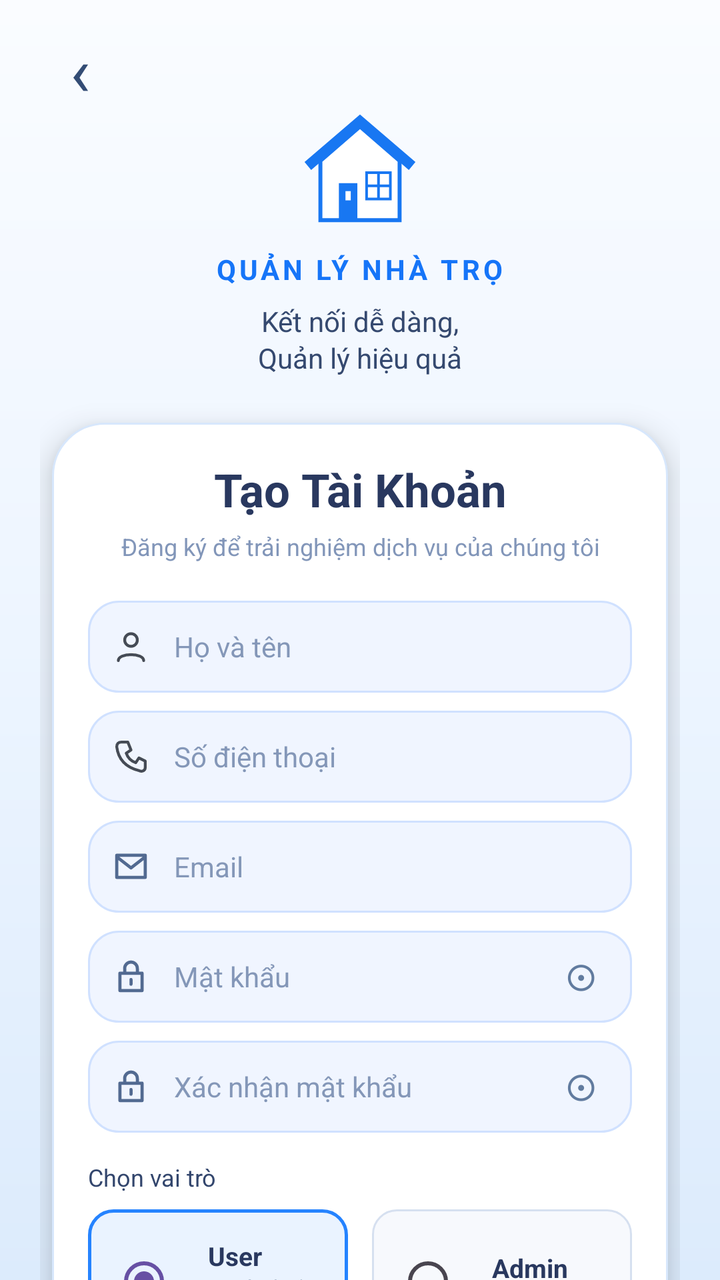
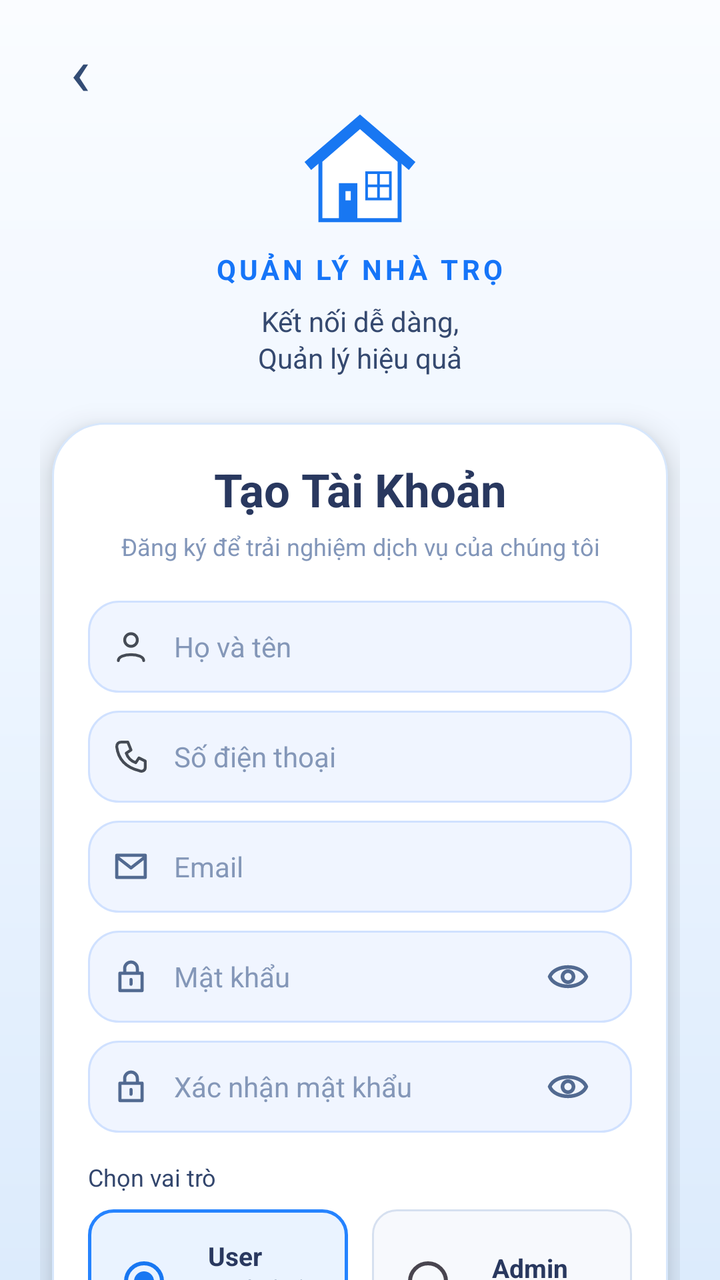

Two renders of the same Android screen: before a commit and after it. Below are the layout's source before the change and the commit's diff.
<!-- AndroidManifest.xml: application theme Theme.HomeForRent -->
<!-- res/layout/activity_register.xml -->
<?xml version="1.0" encoding="utf-8"?>
<ScrollView
    xmlns:android="http://schemas.android.com/apk/res/android"
    android:layout_width="match_parent"
    android:layout_height="match_parent"
    android:background="@drawable/bg_register"
    android:fillViewport="true"
    android:clipToPadding="false"
    android:scrollbars="none">

    <LinearLayout
        android:layout_width="match_parent"
        android:layout_height="wrap_content"
        android:orientation="vertical"
        android:gravity="center_horizontal"
        android:paddingStart="20dp"
        android:paddingEnd="20dp"
        android:paddingTop="12dp"
        android:paddingBottom="22dp">

        

        <RelativeLayout
            android:layout_width="match_parent"
            android:layout_height="40dp">

            <TextView
                android:id="@+id/btnBack"
                android:layout_width="40dp"
                android:layout_height="40dp"
                android:layout_alignParentStart="true"
                android:gravity="center"
                android:text="‹"
                android:textSize="34sp"
                android:textColor="#334C75"
                android:clickable="true"
                android:focusable="true"/>

        </RelativeLayout>

        

        <ImageView
            android:layout_width="66dp"
            android:layout_height="66dp"
            android:layout_marginTop="0dp"
            android:src="@drawable/ic_house"
            android:scaleType="fitCenter"
            android:contentDescription="Logo nhà trọ"/>

        

        <TextView
            android:layout_width="wrap_content"
            android:layout_height="wrap_content"
            android:layout_marginTop="7dp"
            android:text="QUẢN LÝ NHÀ TRỌ"
            android:textColor="#1675F8"
            android:textSize="14sp"
            android:textStyle="bold"
            android:letterSpacing="0.12"
            android:gravity="center"/>

        

        <TextView
            android:layout_width="wrap_content"
            android:layout_height="wrap_content"
            android:layout_marginTop="7dp"
            android:text="Kết nối dễ dàng,\nQuản lý hiệu quả"
            android:textColor="#35496F"
            android:textSize="14sp"
            android:gravity="center"
            android:lineSpacingExtra="2dp"/>

        

        <LinearLayout
            android:layout_width="match_parent"
            android:layout_height="wrap_content"
            android:layout_marginStart="6dp"
            android:layout_marginEnd="6dp"
            android:layout_marginTop="23dp"
            android:orientation="vertical"
            android:paddingStart="18dp"
            android:paddingEnd="18dp"
            android:paddingTop="18dp"
            android:paddingBottom="19dp"
            android:background="@drawable/bg_register_card"
            android:elevation="9dp">

            

            <TextView
                android:layout_width="match_parent"
                android:layout_height="wrap_content"
                android:text="Tạo Tài Khoản"
                android:textColor="#29385F"
                android:textSize="23sp"
                android:textStyle="bold"
                android:gravity="center"/>

            <TextView
                android:layout_width="match_parent"
                android:layout_height="wrap_content"
                android:layout_marginTop="5dp"
                android:text="Đăng ký để trải nghiệm dịch vụ của chúng tôi"
                android:textColor="#8296B9"
                android:textSize="12sp"
                android:gravity="center"/>

            

            <LinearLayout
                android:layout_width="match_parent"
                android:layout_height="46dp"
                android:layout_marginTop="19dp"
                android:orientation="horizontal"
                android:gravity="center_vertical"
                android:paddingStart="12dp"
                android:paddingEnd="12dp"
                android:background="@drawable/bg_register_input">

                <ImageView
                    android:layout_width="19dp"
                    android:layout_height="19dp"
                    android:src="@drawable/ic_user"
                    android:contentDescription="Họ tên"/>

                <EditText
                    android:id="@+id/edtRegisterName"
                    android:layout_width="0dp"
                    android:layout_height="match_parent"
                    android:layout_weight="1"
                    android:layout_marginStart="12dp"
                    android:background="@null"
                    android:hint="Họ và tên"
                    android:textColor="#33466D"
                    android:textColorHint="#8497B8"
                    android:textSize="14sp"
                    android:singleLine="true"
                    android:inputType="textPersonName|textCapWords"
                    android:padding="0dp"
                    android:autofillHints="name"/>

            </LinearLayout>

            

            <LinearLayout
                android:layout_width="match_parent"
                android:layout_height="46dp"
                android:layout_marginTop="9dp"
                android:orientation="horizontal"
                android:gravity="center_vertical"
                android:paddingStart="12dp"
                android:paddingEnd="12dp"
                android:background="@drawable/bg_register_input">

                <ImageView
                    android:layout_width="19dp"
                    android:layout_height="19dp"
                    android:src="@drawable/ic_phone"
                    android:contentDescription="Điện thoại"/>

                <EditText
                    android:id="@+id/edtRegisterPhone"
                    android:layout_width="0dp"
                    android:layout_height="match_parent"
                    android:layout_weight="1"
                    android:layout_marginStart="12dp"
                    android:background="@null"
                    android:hint="Số điện thoại"
                    android:textColor="#33466D"
                    android:textColorHint="#8497B8"
                    android:textSize="14sp"
                    android:singleLine="true"
                    android:inputType="phone"
                    android:maxLength="15"
                    android:padding="0dp"
                    android:autofillHints="phone"/>

            </LinearLayout>

            

            <LinearLayout
                android:layout_width="match_parent"
                android:layout_height="46dp"
                android:layout_marginTop="9dp"
                android:orientation="horizontal"
                android:gravity="center_vertical"
                android:paddingStart="12dp"
                android:paddingEnd="12dp"
                android:background="@drawable/bg_register_input">

                <ImageView
                    android:layout_width="19dp"
                    android:layout_height="19dp"
                    android:src="@drawable/ic_email"
                    android:contentDescription="Email"/>

                <EditText
                    android:id="@+id/edtRegisterEmail"
                    android:layout_width="0dp"
                    android:layout_height="match_parent"
                    android:layout_weight="1"
                    android:layout_marginStart="12dp"
                    android:background="@null"
                    android:hint="Email"
                    android:textColor="#33466D"
                    android:textColorHint="#8497B8"
                    android:textSize="14sp"
                    android:singleLine="true"
                    android:inputType="textEmailAddress"
                    android:padding="0dp"
                    android:autofillHints="emailAddress"/>

            </LinearLayout>

            

            <LinearLayout
                android:layout_width="match_parent"
                android:layout_height="46dp"
                android:layout_marginTop="9dp"
                android:orientation="horizontal"
                android:gravity="center_vertical"
                android:paddingStart="12dp"
                android:paddingEnd="8dp"
                android:background="@drawable/bg_register_input">

                <ImageView
                    android:layout_width="19dp"
                    android:layout_height="19dp"
                    android:src="@drawable/ic_lock"
                    android:contentDescription="Mật khẩu"/>

                <EditText
                    android:id="@+id/edtRegisterPassword"
                    android:layout_width="0dp"
                    android:layout_height="match_parent"
                    android:layout_weight="1"
                    android:layout_marginStart="12dp"
                    android:background="@null"
                    android:hint="Mật khẩu"
                    android:textColor="#33466D"
                    android:textColorHint="#8497B8"
                    android:textSize="14sp"
                    android:singleLine="true"
                    android:inputType="textPassword"
                    android:padding="0dp"
                    android:autofillHints="newPassword"/>

                <TextView
                    android:id="@+id/btnShowRegisterPassword"
                    android:layout_width="35dp"
                    android:layout_height="match_parent"
                    android:gravity="center"
                    android:text="⊙"
                    android:textColor="#617B9F"
                    android:textSize="19sp"
                    android:clickable="true"
                    android:focusable="true"/>

            </LinearLayout>

            

            <LinearLayout
                android:layout_width="match_parent"
                android:layout_height="46dp"
                android:layout_marginTop="9dp"
                android:orientation="horizontal"
                android:gravity="center_vertical"
                android:paddingStart="12dp"
                android:paddingEnd="8dp"
                android:background="@drawable/bg_register_input">

                <ImageView
                    android:layout_width="19dp"
                    android:layout_height="19dp"
                    android:src="@drawable/ic_lock"
                    android:contentDescription="Xác nhận mật khẩu"/>

                <EditText
                    android:id="@+id/edtConfirmPassword"
                    android:layout_width="0dp"
                    android:layout_height="match_parent"
                    android:layout_weight="1"
                    android:layout_marginStart="12dp"
                    android:background="@null"
                    android:hint="Xác nhận mật khẩu"
                    android:textColor="#33466D"
                    android:textColorHint="#8497B8"
                    android:textSize="14sp"
                    android:singleLine="true"
                    android:inputType="textPassword"
                    android:padding="0dp"
                    android:autofillHints="newPassword"/>

                <TextView
                    android:id="@+id/btnShowConfirmPassword"
                    android:layout_width="35dp"
                    android:layout_height="match_parent"
                    android:gravity="center"
                    android:text="⊙"
                    android:textColor="#617B9F"
                    android:textSize="19sp"
                    android:clickable="true"
                    android:focusable="true"/>

            </LinearLayout>
            <TextView
                android:layout_width="match_parent"
                android:layout_height="wrap_content"
                android:layout_marginTop="14dp"
                android:text="Chọn vai trò"
                android:textColor="#33466D"
                android:textSize="12sp"/>

            <LinearLayout
                android:layout_width="match_parent"
                android:layout_height="wrap_content"
                android:layout_marginTop="8dp"
                android:orientation="horizontal">

                
                <LinearLayout
                    android:id="@+id/cardRoleUser"
                    android:layout_width="0dp"
                    android:layout_height="wrap_content"
                    android:layout_weight="1"
                    android:layout_marginEnd="6dp"
                    android:orientation="horizontal"
                    android:gravity="center_vertical"
                    android:padding="12dp"
                    android:background="@drawable/bg_role_selected"
                    android:clickable="true"
                    android:focusable="true">

                    <RadioButton
                        android:id="@+id/rbUser"
                        android:layout_width="wrap_content"
                        android:layout_height="wrap_content"
                        android:buttonTint="#2583FF"
                        android:checked="true"
                        android:clickable="false"
                        android:focusable="false"/>

                    <LinearLayout
                        android:layout_width="wrap_content"
                        android:layout_height="wrap_content"
                        android:orientation="vertical">

                        <TextView
                            android:layout_width="wrap_content"
                            android:layout_height="wrap_content"
                            android:text="User"
                            android:textStyle="bold"
                            android:textColor="#29385F"
                            android:textSize="13sp"/>

                        <TextView
                            android:layout_width="wrap_content"
                            android:layout_height="wrap_content"
                            android:text="Người thuê trọ"
                            android:textColor="#7A8CA9"
                            android:textSize="10sp"/>
                    </LinearLayout>
                </LinearLayout>

                
                <LinearLayout
                    android:id="@+id/cardRoleAdmin"
                    android:layout_width="0dp"
                    android:layout_height="wrap_content"
                    android:layout_weight="1"
                    android:layout_marginStart="6dp"
                    android:orientation="horizontal"
                    android:gravity="center_vertical"
                    android:padding="12dp"
                    android:background="@drawable/bg_role_unselected"
                    android:clickable="true"
                    android:focusable="true">

                    <RadioButton
                        android:id="@+id/rbAdmin"
                        android:layout_width="wrap_content"
                        android:layout_height="wrap_content"
                        android:buttonTint="#2583FF"
                        android:clickable="false"
                        android:focusable="false"/>

                    <LinearLayout
                        android:layout_width="wrap_content"
                        android:layout_height="wrap_content"
                        android:orientation="vertical">

                        <TextView
                            android:layout_width="wrap_content"
                            android:layout_height="wrap_content"
                            android:text="Admin"
                            android:textStyle="bold"
                            android:textColor="#29385F"
                            android:textSize="13sp"/>

                        <TextView
                            android:layout_width="wrap_content"
                            android:layout_height="wrap_content"
                            android:text="Chủ nhà trọ"
                            android:textColor="#7A8CA9"
                            android:textSize="10sp"/>
                    </LinearLayout>
                </LinearLayout>
            </LinearLayout>

            
            <LinearLayout
                android:id="@+id/layoutAdminCode"
                android:layout_width="match_parent"
                android:layout_height="46dp"
                android:layout_marginTop="9dp"
                android:orientation="horizontal"
                android:gravity="center_vertical"
                android:paddingStart="12dp"
                android:paddingEnd="12dp"
                android:visibility="gone"
                android:background="@drawable/bg_register_input">

                <EditText
                    android:id="@+id/edtAdminCode"
                    android:layout_width="match_parent"
                    android:layout_height="match_parent"
                    android:background="@null"
                    android:hint="Mã xác nhận chủ trọ"
                    android:textColor="#33466D"
                    android:textColorHint="#8497B8"
                    android:textSize="14sp"
                    android:singleLine="true"
                    android:inputType="textPassword"
                    android:padding="0dp"/>
            </LinearLayout>

            

            <CheckBox
                android:id="@+id/cbTerms"
                android:layout_width="match_parent"
                android:layout_height="wrap_content"
                android:layout_marginTop="12dp"
                android:buttonTint="#2583FF"
                android:gravity="center_vertical"
                android:minHeight="38dp"
                android:text="Tôi đã đọc và đồng ý với Điều khoản sử dụng và chính sách bảo mật."
                android:textColor="#7A8CA9"
                android:textSize="10sp"
                android:padding="0dp"/>

            

            <TextView
                android:id="@+id/btnCreateAccount"
                android:layout_width="match_parent"
                android:layout_height="46dp"
                android:layout_marginTop="12dp"
                android:gravity="center"
                android:text="Đăng ký  ➜"
                android:textColor="#FFFFFF"
                android:textSize="14sp"
                android:textStyle="bold"
                android:background="@drawable/bg_register_button"
                android:elevation="4dp"
                android:clickable="true"
                android:focusable="true"/>

        </LinearLayout>

        

        <LinearLayout
            android:layout_width="match_parent"
            android:layout_height="wrap_content"
            android:layout_marginTop="23dp"
            android:gravity="center"
            android:orientation="horizontal">

            <TextView
                android:layout_width="wrap_content"
                android:layout_height="wrap_content"
                android:text="Bạn đã có tài khoản? "
                android:textColor="#788BA8"
                android:textSize="12sp"/>

            <TextView
                android:id="@+id/btnGoToLogin"
                android:layout_width="wrap_content"
                android:layout_height="wrap_content"
                android:text="Đăng nhập ngay  ›"
                android:textColor="#087AFF"
                android:textStyle="bold"
                android:textSize="12sp"
                android:clickable="true"
                android:focusable="true"/>

        </LinearLayout>

    </LinearLayout>

</ScrollView>
<!-- resources referenced by this layout -->
<resources>
  <!-- drawable bg_register (drawable) -->
  <?xml version="1.0" encoding="utf-8"?>
  <shape xmlns:android="http://schemas.android.com/apk/res/android">
      <gradient
          android:startColor="#FAFCFF"
          android:centerColor="#EDF5FF"
          android:endColor="#DCEBFC"
          android:angle="270"/>
  </shape>
  <!-- drawable bg_register_button (drawable) -->
  <?xml version="1.0" encoding="utf-8"?>
  <shape xmlns:android="http://schemas.android.com/apk/res/android">
  
      <gradient
          android:startColor="#83BEFF"
          android:endColor="#5B9CF5"
          android:angle="0"/>
  
      <corners android:radius="30dp"/>
  
  </shape>
  <!-- drawable bg_register_card (drawable) -->
  <?xml version="1.0" encoding="utf-8"?>
  <shape xmlns:android="http://schemas.android.com/apk/res/android">
  
      <solid android:color="#FFFFFF"/>
  
      <corners android:radius="26dp"/>
  
      <stroke
          android:width="1dp"
          android:color="#D7E7FC"/>
  
  </shape>
  <!-- drawable bg_register_input (drawable) -->
  <?xml version="1.0" encoding="utf-8"?>
  <shape xmlns:android="http://schemas.android.com/apk/res/android">
  
      <solid android:color="#F0F5FF"/>
  
      <corners android:radius="15dp"/>
  
      <stroke
          android:width="1dp"
          android:color="#D0E1FF"/>
  
  </shape>
  <!-- drawable bg_role_selected (drawable) -->
  <shape xmlns:android="http://schemas.android.com/apk/res/android" android:shape="rectangle">
      <solid android:color="#EAF3FF"/>
      <stroke android:width="1.5dp" android:color="#2583FF"/>
      <corners android:radius="12dp"/>
  </shape>
  <!-- drawable bg_role_unselected (drawable) -->
  <shape xmlns:android="http://schemas.android.com/apk/res/android" android:shape="rectangle">
      <solid android:color="#F7F9FD"/>
      <stroke android:width="1dp" android:color="#D6E0F0"/>
      <corners android:radius="12dp"/>
  </shape>
  <!-- drawable ic_email (drawable) -->
  <vector xmlns:android="http://schemas.android.com/apk/res/android"
      android:width="24dp"
      android:height="24dp"
      android:viewportWidth="24"
      android:viewportHeight="24">
  
      <path
          android:fillColor="#00000000"
          android:strokeColor="#526A91"
          android:strokeWidth="2"
          android:strokeLineCap="round"
          android:strokeLineJoin="round"
          android:pathData="M3,5 L21,5 L21,19 L3,19 Z M3,6 L12,13 L21,6"/>
  
  </vector>
  <style name="Theme.HomeForRent" parent="Base.Theme.HomeForRent" />
  <style name="Base.Theme.HomeForRent" parent="Theme.Material3.DayNight.NoActionBar">
          
          
      </style>
  <!-- unchanged entries left out for length: 4 -->
</resources>

<!-- the commit's change to res/layout/activity_register.xml (unified diff, before → after) -->
@@ -252,14 +252,14 @@
                     android:padding="0dp"
                     android:autofillHints="newPassword"/>
 
-                <TextView
+                <ImageView
                     android:id="@+id/btnShowRegisterPassword"
-                    android:layout_width="35dp"
-                    android:layout_height="match_parent"
-                    android:gravity="center"
-                    android:text="⊙"
-                    android:textColor="#617B9F"
-                    android:textSize="19sp"
+                    android:layout_width="48dp"
+                    android:layout_height="match_parent"
+                    android:padding="12dp"
+                    android:background="?attr/selectableItemBackgroundBorderless"
+                    android:src="@drawable/ic_eye"
+                    android:contentDescription="Hiện mật khẩu"
                     android:clickable="true"
                     android:focusable="true"/>
 
@@ -299,14 +299,14 @@
                     android:padding="0dp"
                     android:autofillHints="newPassword"/>
 
-                <TextView
+                <ImageView
                     android:id="@+id/btnShowConfirmPassword"
-                    android:layout_width="35dp"
-                    android:layout_height="match_parent"
-                    android:gravity="center"
-                    android:text="⊙"
-                    android:textColor="#617B9F"
-                    android:textSize="19sp"
+                    android:layout_width="48dp"
+                    android:layout_height="match_parent"
+                    android:padding="12dp"
+                    android:background="?attr/selectableItemBackgroundBorderless"
+                    android:src="@drawable/ic_eye"
+                    android:contentDescription="Hiện xác nhận mật khẩu"
                     android:clickable="true"
                     android:focusable="true"/>
 
<!-- resource entries referenced after the edit -->
@@ -75,11 +75,34 @@
           android:pathData="M3,5 L21,5 L21,19 L3,19 Z M3,6 L12,13 L21,6"/>
   
   </vector>
+  <!-- drawable ic_eye (drawable) -->
+  <vector xmlns:android="http://schemas.android.com/apk/res/android"
+      android:width="24dp"
+      android:height="24dp"
+      android:viewportWidth="24"
+      android:viewportHeight="24">
+  
+      <path
+          android:fillColor="#00000000"
+          android:strokeColor="#526A91"
+          android:strokeWidth="2"
+          android:strokeLineCap="round"
+          android:strokeLineJoin="round"
+          android:pathData="M2,12 C5,5 19,5 22,12 C19,19 5,19 2,12 Z M12,9 A3,3 0,1 0,12 15 A3,3 0,0 0,12 9"/>
+  
+  </vector>
   <style name="Theme.HomeForRent" parent="Base.Theme.HomeForRent" />
   <style name="Base.Theme.HomeForRent" parent="Theme.Material3.DayNight.NoActionBar">
-          
-          
+  
+          <item name="colorPrimary">@color/primary</item>
+          <item name="colorSecondary">@color/primary</item>
+          <item name="android:statusBarColor">@color/background</item>
+          <item name="android:navigationBarColor">@color/background</item>
+          <item name="android:windowLightStatusBar">true</item>
+          <item name="android:windowBackground">@color/background</item>
       </style>
+  <color name="primary">#1877F2</color>
+  <color name="background">#F3F8FF</color>
   <!-- unchanged entries left out for length: 4 -->
 </resources>
 
